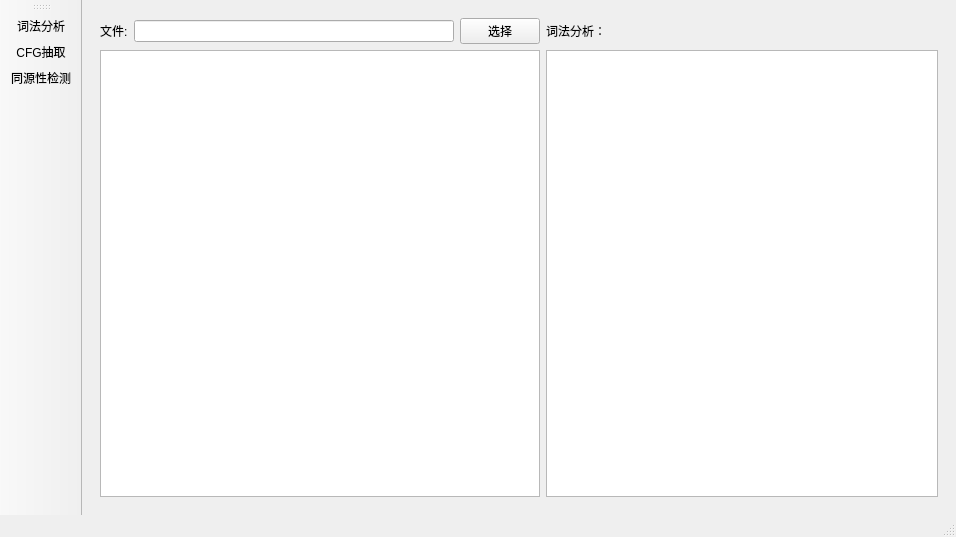
First picture: the form in mainwindow.ui, repository Leun9/code-ana, before the edit.
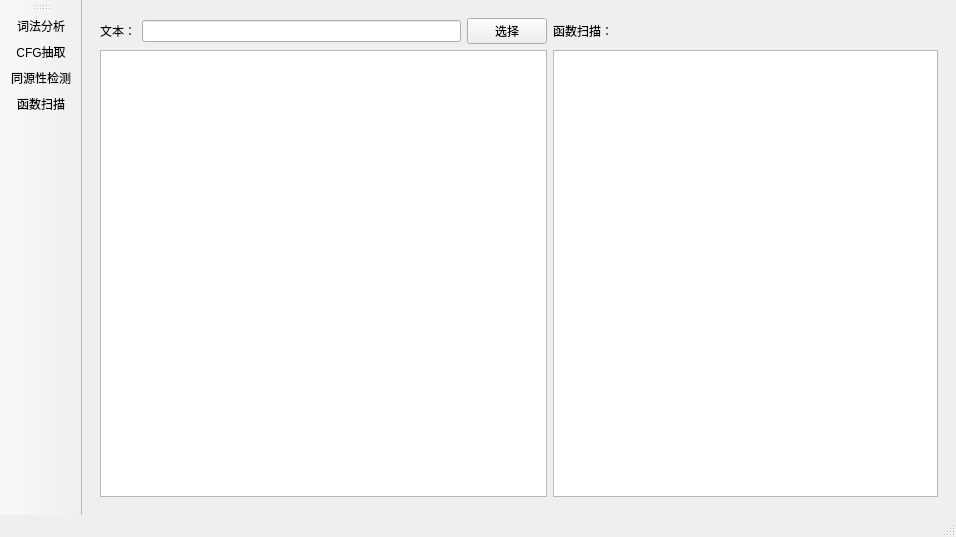
Second picture: the form after the edit. The open tabs and pages were chosen to show the change.

Commit message:
add func_scanner UI && fix bugs
1. 增加了函数扫描的界面。
2. 修复了函数参数深度错误的bug。
3. 修复了函数扫描时遇到函数声明未弹出函数参数导致参数链表错误的bug。
4. 增加了函数扫描的样本。

Diff of the .ui file:
```diff
--- a/mainwindow.ui
+++ b/mainwindow.ui
@@ -182,6 +182,53 @@
         </item>
        </layout>
       </widget>
+      <widget class="QWidget" name="pFuncScan">
+       <layout class="QGridLayout" name="gridLayout_5">
+        <item row="0" column="1">
+         <widget class="QLineEdit" name="leFuncPath"/>
+        </item>
+        <item row="0" column="0">
+         <widget class="QLabel" name="label_10">
+          <property name="text">
+           <string>文本：</string>
+          </property>
+         </widget>
+        </item>
+        <item row="2" column="0" colspan="3">
+         <widget class="QTextBrowser" name="teFuncSrc"/>
+        </item>
+        <item row="0" column="3">
+         <widget class="QLabel" name="label_11">
+          <property name="text">
+           <string>函数扫描：</string>
+          </property>
+         </widget>
+        </item>
+        <item row="0" column="2">
+         <widget class="QPushButton" name="btnFunPath">
+          <property name="text">
+           <string>选择</string>
+          </property>
+         </widget>
+        </item>
+        <item row="0" column="4">
+         <spacer name="horizontalSpacer_3">
+          <property name="orientation">
+           <enum>Qt::Horizontal</enum>
+          </property>
+          <property name="sizeHint" stdset="0">
+           <size>
+            <width>40</width>
+            <height>20</height>
+           </size>
+          </property>
+         </spacer>
+        </item>
+        <item row="2" column="3" colspan="2">
+         <widget class="QTextBrowser" name="teFuncRes"/>
+        </item>
+       </layout>
+      </widget>
      </widget>
     </item>
    </layout>
@@ -217,6 +264,7 @@
    <addaction name="actionLexAna"/>
    <addaction name="actionCfgExt"/>
    <addaction name="actionHomDet"/>
+   <addaction name="actionFuncScan"/>
   </widget>
   <action name="actionLexAna">
    <property name="text">
@@ -233,6 +281,11 @@
     <string>同源性检测</string>
    </property>
   </action>
+  <action name="actionFuncScan">
+   <property name="text">
+    <string>函数扫描</string>
+   </property>
+  </action>
  </widget>
  <resources/>
  <connections/>
```
Left out of the diff: 2 changed lines with no effect on the pictures. The commit also changes 6 other files.
